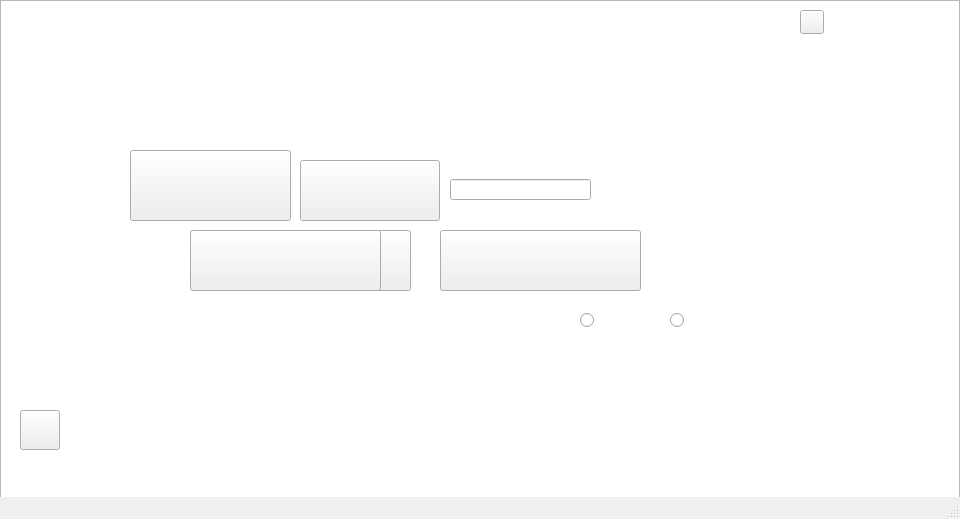
First picture: the form in ProyectoFinal/mainwindow.ui, repository mary-doria/ProyectoFinalJuego, before the edit.
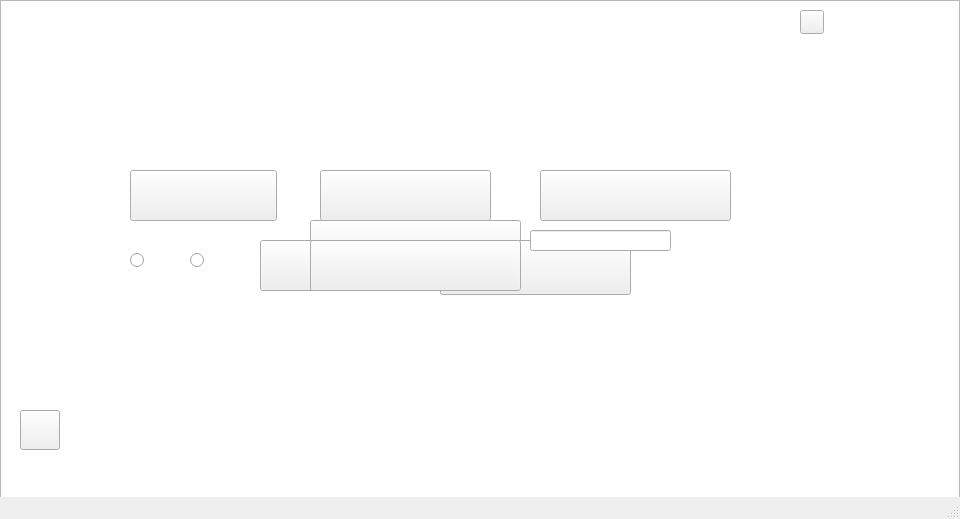
Second picture: the form after the edit. Icons and pictures are not drawn.

Commit message: Registro/Usuario,Multijugador Cami:v,Cargar Partida,

Diff of the .ui file:
```diff
--- a/ProyectoFinal/mainwindow.ui
+++ b/ProyectoFinal/mainwindow.ui
@@ -66,10 +66,10 @@
    <widget class="QPushButton" name="bottonJugar">
     <property name="geometry">
      <rect>
-      <x>290</x>
-      <y>230</y>
-      <width>121</width>
-      <height>61</height>
+      <x>260</x>
+      <y>240</y>
+      <width>111</width>
+      <height>51</height>
      </rect>
     </property>
     <property name="styleSheet">
@@ -83,14 +83,22 @@
     <property name="geometry">
      <rect>
       <x>440</x>
-      <y>230</y>
-      <width>201</width>
-      <height>61</height>
+      <y>240</y>
+      <width>191</width>
+      <height>55</height>
      </rect>
     </property>
+    <property name="maximumSize">
+     <size>
+      <width>16777215</width>
+      <height>55</height>
+     </size>
+    </property>
+    <property name="whatsThis">
+     <string/>
+    </property>
     <property name="styleSheet">
-     <string notr="true">background-image: url(:/Imagenes/Instrucciones.png);
-</string>
+     <string notr="true">background-image: url(:/Imagenes/instrucciones.png);</string>
     </property>
     <property name="text">
      <string/>
@@ -99,10 +107,10 @@
    <widget class="QPushButton" name="bottonMultijugador">
     <property name="geometry">
      <rect>
-      <x>190</x>
-      <y>230</y>
-      <width>191</width>
-      <height>61</height>
+      <x>320</x>
+      <y>170</y>
+      <width>171</width>
+      <height>51</height>
      </rect>
     </property>
     <property name="maximumSize">
@@ -112,7 +120,7 @@
      </size>
     </property>
     <property name="styleSheet">
-     <string notr="true">background-image: url(:/Imagenes/Multijugador.png);</string>
+     <string notr="true">background-image: url(:/Imagenes/2jugadores.png);</string>
     </property>
     <property name="text">
      <string/>
@@ -121,8 +129,8 @@
    <widget class="QRadioButton" name="radioButton">
     <property name="geometry">
      <rect>
-      <x>670</x>
-      <y>290</y>
+      <x>190</x>
+      <y>230</y>
       <width>51</width>
       <height>61</height>
      </rect>
@@ -137,8 +145,8 @@
    <widget class="QRadioButton" name="radioButton_2">
     <property name="geometry">
      <rect>
-      <x>580</x>
-      <y>290</y>
+      <x>130</x>
+      <y>230</y>
       <width>51</width>
       <height>61</height>
      </rect>
@@ -244,20 +252,20 @@
    <widget class="QPushButton" name="bottonUsurario">
     <property name="geometry">
      <rect>
-      <x>300</x>
-      <y>160</y>
-      <width>140</width>
-      <height>61</height>
+      <x>310</x>
+      <y>220</y>
+      <width>211</width>
+      <height>51</height>
      </rect>
     </property>
     <property name="maximumSize">
      <size>
-      <width>140</width>
+      <width>220</width>
       <height>16777215</height>
      </size>
     </property>
     <property name="styleSheet">
-     <string notr="true">background-image: url(:/Imagenes/Usuario.png);</string>
+     <string notr="true">background-image: url(:/Imagenes/registrousuario.png);</string>
     </property>
     <property name="text">
      <string/>
@@ -266,8 +274,8 @@
    <widget class="QLineEdit" name="lineEdit">
     <property name="geometry">
      <rect>
-      <x>450</x>
-      <y>179</y>
+      <x>530</x>
+      <y>230</y>
       <width>141</width>
       <height>21</height>
      </rect>
@@ -299,20 +307,57 @@
     <property name="geometry">
      <rect>
       <x>130</x>
-      <y>150</y>
-      <width>161</width>
-      <height>71</height>
+      <y>170</y>
+      <width>147</width>
+      <height>51</height>
      </rect>
     </property>
+    <property name="maximumSize">
+     <size>
+      <width>147</width>
+      <height>16777215</height>
+     </size>
+    </property>
     <property name="styleSheet">
-     <string notr="true">background-image: url(:/Imagenes/Jugador.png);</string>
+     <string notr="true">background-image: url(:/Imagenes/1jugador.png);</string>
+    </property>
+    <property name="text">
+     <string/>
+    </property>
+   </widget>
+   <widget class="QPushButton" name="cargarPartida">
+    <property name="geometry">
+     <rect>
+      <x>540</x>
+      <y>170</y>
+      <width>191</width>
+      <height>51</height>
+     </rect>
+    </property>
+    <property name="styleSheet">
+     <string notr="true">background-image: url(:/Imagenes/cargarpartida.png);</string>
+    </property>
+    <property name="text">
+     <string/>
+    </property>
+   </widget>
+   <widget class="QPushButton" name="eliminarPartida">
+    <property name="geometry">
+     <rect>
+      <x>310</x>
+      <y>240</y>
+      <width>211</width>
+      <height>51</height>
+     </rect>
+    </property>
+    <property name="styleSheet">
+     <string notr="true">background-image: url(:/Imagenes/eliminarpartida.png);</string>
     </property>
     <property name="text">
      <string/>
     </property>
    </widget>
    <zorder>graphicsView</zorder>
-   <zorder>lineEdit</zorder>
    <zorder>label_2</zorder>
    <zorder>label_3</zorder>
    <zorder>label</zorder>
@@ -321,10 +366,13 @@
    <zorder>bottonJugar</zorder>
    <zorder>bottonInstrucciones</zorder>
    <zorder>radioButton_2</zorder>
-   <zorder>radioButton</zorder>
    <zorder>pushButton</zorder>
    <zorder>bottonMultijugador</zorder>
    <zorder>pushButton_2</zorder>
+   <zorder>cargarPartida</zorder>
+   <zorder>lineEdit</zorder>
+   <zorder>eliminarPartida</zorder>
+   <zorder>radioButton</zorder>
   </widget>
   <widget class="QMenuBar" name="menubar">
    <property name="geometry">
```
The commit also changes 30 other files.
